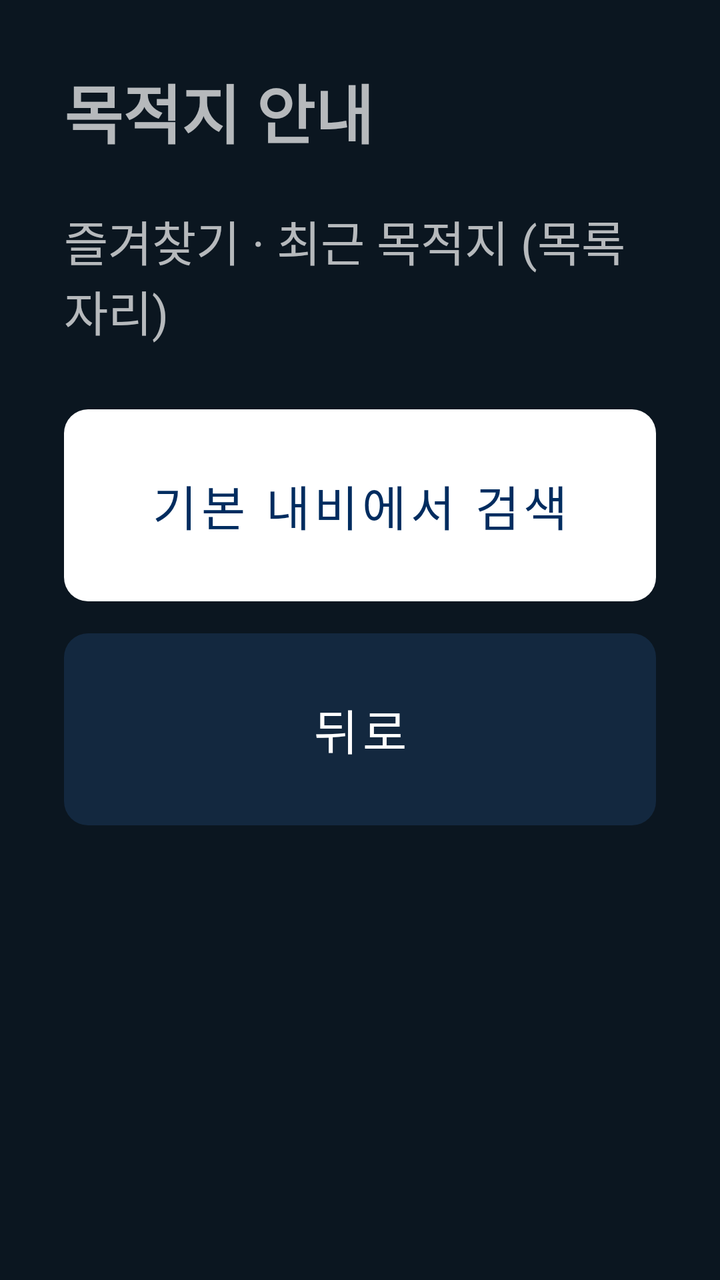
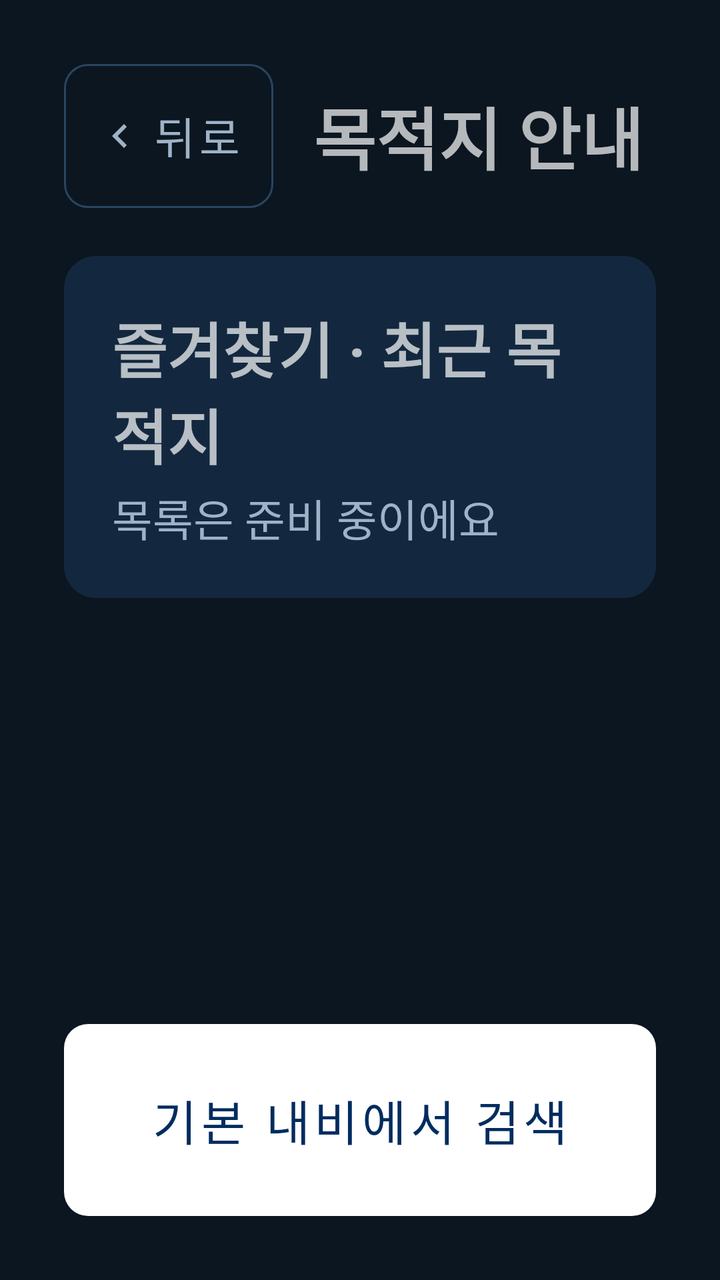

The first picture is an Android layout as it rendered before a commit; the second is the same layout after the commit. The layout source and the unified diff follow.
<!-- AndroidManifest.xml: application theme Theme.Jeonunbochocar -->
<!-- res/layout/screen_destination.xml -->
<?xml version="1.0" encoding="utf-8"?>
<LinearLayout xmlns:android="http://schemas.android.com/apk/res/android"
    android:layout_width="match_parent"
    android:layout_height="match_parent"
    android:orientation="vertical"
    android:padding="32dp">

    <TextView
        android:layout_width="wrap_content"
        android:layout_height="wrap_content"
        android:text="목적지 안내"
        android:textSize="32sp"
        android:textStyle="bold" />

    <TextView
        android:layout_width="wrap_content"
        android:layout_height="wrap_content"
        android:layout_marginTop="24dp"
        android:text="즐겨찾기 · 최근 목적지 (목록 자리)"
        android:textSize="24sp" />

    <Button
        android:id="@+id/btnNext"
        style="@style/Jb.Button.Primary"
        android:layout_width="match_parent"
        android:layout_height="96dp"
        android:layout_marginTop="32dp"
        android:text="기본 내비에서 검색"
        android:textSize="24sp" />

    <Button
        android:id="@+id/btnBack"
        android:layout_width="match_parent"
        android:layout_height="96dp"
        android:layout_marginTop="16dp"
        android:text="뒤로"
        android:textSize="24sp" />
</LinearLayout>
<!-- resources referenced by this layout -->
<resources>
  <style name="Jb.Button.Primary">
          <item name="backgroundTint">@color/white</item>
          <item name="android:textColor">@color/jb_navy</item>
      </style>
  <style name="Theme.Jeonunbochocar" parent="Theme.MaterialComponents.NoActionBar">
          <item name="colorPrimary">@color/jb_accent</item>
          <item name="colorPrimaryVariant">@color/jb_navy</item>
          <item name="colorOnPrimary">@color/jb_background</item>
          <item name="colorSecondary">@color/jb_accent</item>
          <item name="colorOnSecondary">@color/jb_background</item>
          <item name="android:windowBackground">@color/jb_background</item>
          <item name="android:statusBarColor">@color/jb_background</item>
          <item name="materialButtonStyle">@style/Jb.Button</item>
      </style>
  <color name="white">#FFFFFFFF</color>
  <color name="jb_navy">#002C5F</color>
  <color name="jb_accent">#00AAD2</color>
  <color name="jb_background">#0B1620</color>
  <style name="Jb.Button" parent="Widget.MaterialComponents.Button.UnelevatedButton">
          <item name="backgroundTint">@color/jb_card</item>
          <item name="android:textColor">@color/white</item>
          <item name="android:textSize">24sp</item>
          <item name="cornerRadius">12dp</item>
          <item name="android:insetTop">0dp</item>
          <item name="android:insetBottom">0dp</item>
      </style>
  <color name="jb_card">#13283F</color>
</resources>

<!-- the commit's change to res/layout/screen_destination.xml (unified diff, before → after) -->
@@ -1,38 +1,75 @@
 <?xml version="1.0" encoding="utf-8"?>
 <LinearLayout xmlns:android="http://schemas.android.com/apk/res/android"
+    xmlns:app="http://schemas.android.com/apk/res-auto"
     android:layout_width="match_parent"
     android:layout_height="match_parent"
     android:orientation="vertical"
     android:padding="32dp">
 
-    <TextView
-        android:layout_width="wrap_content"
+    <LinearLayout
+        android:layout_width="match_parent"
         android:layout_height="wrap_content"
-        android:text="목적지 안내"
-        android:textSize="32sp"
-        android:textStyle="bold" />
+        android:gravity="center_vertical"
+        android:orientation="horizontal">
 
-    <TextView
-        android:layout_width="wrap_content"
-        android:layout_height="wrap_content"
+        <Button
+            android:id="@+id/btnBack"
+            style="@style/Jb.Button.Back"
+            android:layout_width="wrap_content"
+            android:layout_height="72dp"
+            android:layout_marginEnd="20dp"
+            android:text="뒤로" />
+
+        <TextView
+            android:layout_width="wrap_content"
+            android:layout_height="wrap_content"
+            android:text="목적지 안내"
+            android:textSize="34sp"
+            android:textStyle="bold" />
+    </LinearLayout>
+
+    <ScrollView
+        android:layout_width="match_parent"
+        android:layout_height="0dp"
         android:layout_marginTop="24dp"
-        android:text="즐겨찾기 · 최근 목적지 (목록 자리)"
-        android:textSize="24sp" />
+        android:layout_weight="1">
+
+        <LinearLayout
+            android:id="@+id/screenContent"
+            android:layout_width="match_parent"
+            android:layout_height="wrap_content"
+            android:orientation="vertical">
+
+            <LinearLayout
+                android:layout_width="match_parent"
+                android:layout_height="wrap_content"
+                android:layout_marginTop="0dp"
+                android:background="@drawable/bg_card"
+                android:orientation="vertical"
+                android:padding="24dp">
+
+                <TextView
+                    android:layout_width="wrap_content"
+                    android:layout_height="wrap_content"
+                    android:text="즐겨찾기 · 최근 목적지"
+                    android:textSize="30sp"
+                    android:textStyle="bold" />
+                <TextView
+                    android:layout_width="wrap_content"
+                    android:layout_height="wrap_content"
+                    android:layout_marginTop="4dp"
+                    android:text="목록은 준비 중이에요"
+                    android:textColor="@color/jb_text_secondary"
+                    android:textSize="22sp" />
+            </LinearLayout>
+        </LinearLayout>
+    </ScrollView>
 
     <Button
         android:id="@+id/btnNext"
         style="@style/Jb.Button.Primary"
         android:layout_width="match_parent"
         android:layout_height="96dp"
-        android:layout_marginTop="32dp"
-        android:text="기본 내비에서 검색"
-        android:textSize="24sp" />
-
-    <Button
-        android:id="@+id/btnBack"
-        android:layout_width="match_parent"
-        android:layout_height="96dp"
         android:layout_marginTop="16dp"
-        android:text="뒤로"
-        android:textSize="24sp" />
+        android:text="기본 내비에서 검색" />
 </LinearLayout>
<!-- resource entries referenced after the edit -->
@@ -1,5 +1,23 @@
 <!-- resources referenced by this layout -->
 <resources>
+  <color name="jb_text_secondary">#9FB3C8</color>
+  <!-- drawable bg_card (drawable) -->
+  <?xml version="1.0" encoding="utf-8"?>
+  <shape xmlns:android="http://schemas.android.com/apk/res/android">
+      <solid android:color="@color/jb_card" />
+      <corners android:radius="16dp" />
+  </shape>
+  <style name="Jb.Button.Back" parent="Widget.MaterialComponents.Button.OutlinedButton">
+          <item name="strokeColor">@color/jb_outline</item>
+          <item name="android:textColor">@color/jb_text_secondary</item>
+          <item name="android:textSize">22sp</item>
+          <item name="cornerRadius">12dp</item>
+          <item name="icon">@drawable/ic_chevron_left</item>
+          <item name="iconTint">@color/jb_text_secondary</item>
+          <item name="android:minHeight">72dp</item>
+          <item name="android:insetTop">0dp</item>
+          <item name="android:insetBottom">0dp</item>
+      </style>
   <style name="Jb.Button.Primary">
           <item name="backgroundTint">@color/white</item>
           <item name="android:textColor">@color/jb_navy</item>
@@ -27,5 +45,17 @@
           <item name="android:insetBottom">0dp</item>
       </style>
   <color name="jb_card">#13283F</color>
+  <color name="jb_outline">#2A4560</color>
+  <!-- drawable ic_chevron_left (drawable) -->
+  <?xml version="1.0" encoding="utf-8"?>
+  <vector xmlns:android="http://schemas.android.com/apk/res/android"
+      android:width="24dp"
+      android:height="24dp"
+      android:viewportWidth="24"
+      android:viewportHeight="24">
+      <path
+          android:fillColor="#FFFFFFFF"
+          android:pathData="M15.41,7.41L14,6l-6,6 6,6 1.41,-1.41L10.83,12z" />
+  </vector>
 </resources>
 
